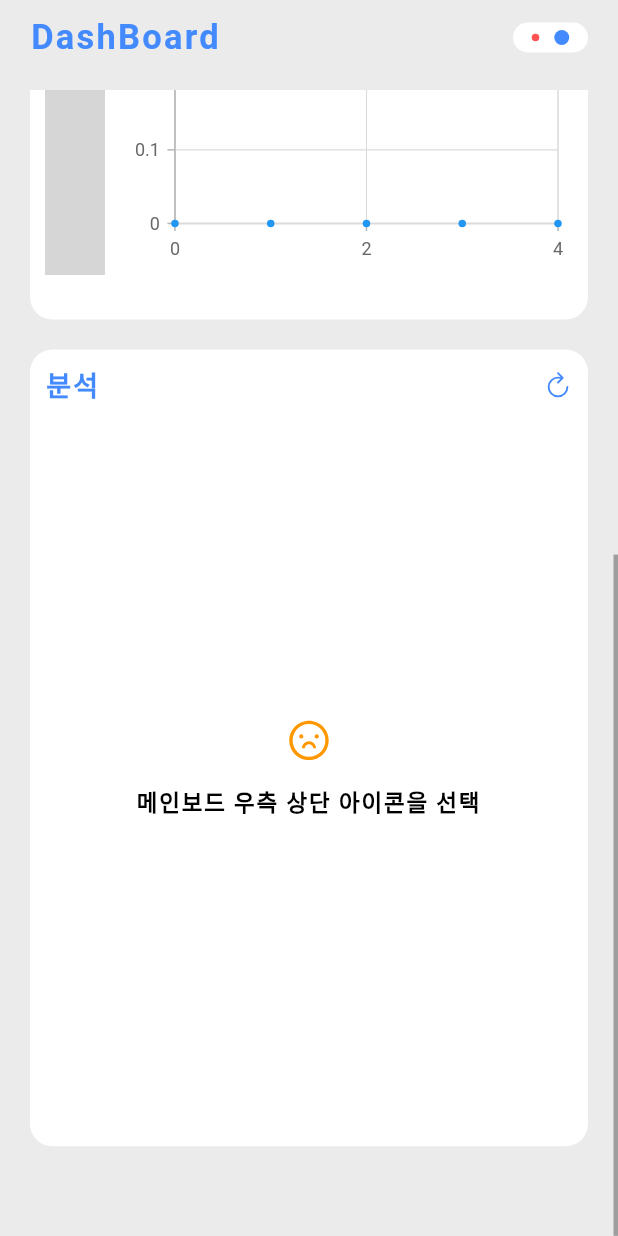
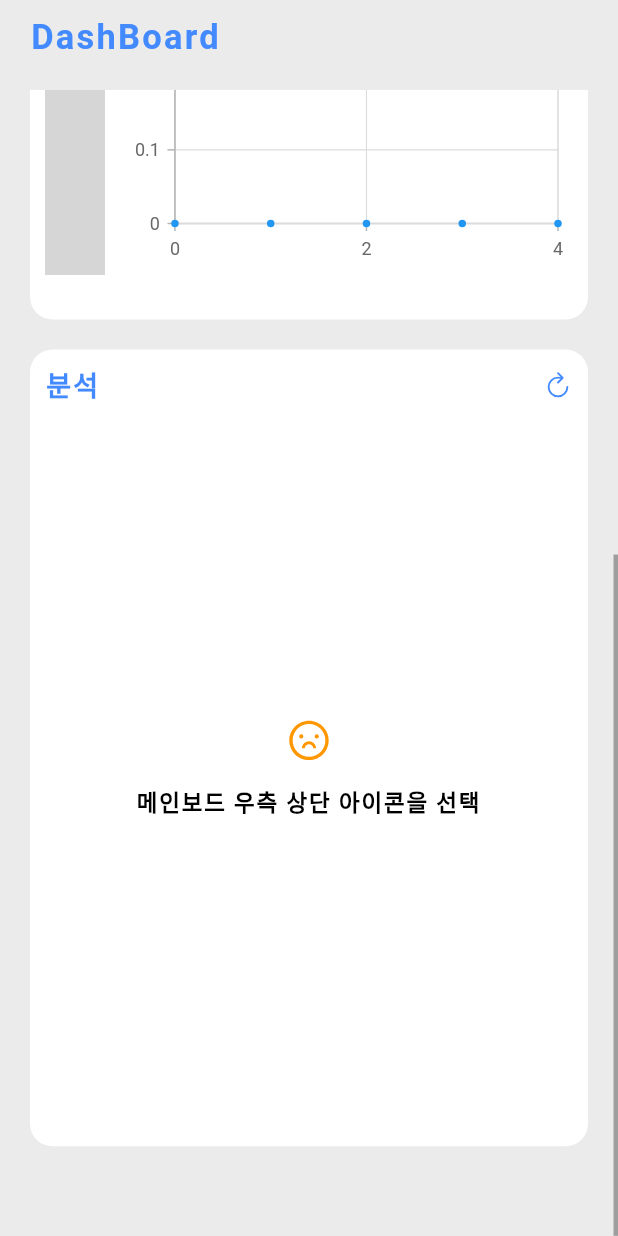
Before and after one commit to ChocoPytoch/BISTelligence, a Flutter app: the screen it shows after launch, scrolled down 521 dp, on a phone screen of 412 x 824 dp. Run offline on Flutter 3.47's test engine with Material 2 defaults, Android fonts, the light colour scheme and no system bars; drawn by our look-alikes of syncfusion_flutter_sliders; our stand-ins replace cloud_firestore, dropdown_button2, firebase_core, flutter_vector_icons, get, hive_flutter and 1 more; accounts and stored records are empty; grey boxes are pictures that could not be loaded.

Commit message:
upload dashboard#3

```diff
--- a/dashboard/FrontEnd/lib/Tools/AppbarCustom.dart
+++ b/dashboard/FrontEnd/lib/Tools/AppbarCustom.dart
@@ -97,7 +97,8 @@ class AppBarCustom extends StatelessWidget {
                                       )
                                     ],
                                   )
-                                : StreamBuilder<QuerySnapshot>(
+                                : const SizedBox()
+                            /*StreamBuilder<QuerySnapshot>(
                                     stream: PageViewStreamParent1(),
                                     builder: (context, snapshot) {
                                       if (snapshot.hasData) {
@@ -158,7 +159,7 @@ class AppBarCustom extends StatelessWidget {
                                         ),
                                       );
                                     },
-                                  )
+                                  )*/
                           ],
                         )),
                       ],
```
